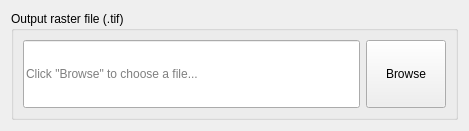
ConservationInternational/trends.earth, file LDMP/gui/WidgetDataIOImportSelectRasterOutput.ui: the form before one commit.
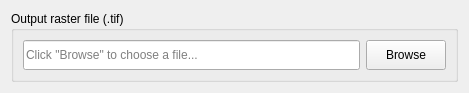
The form after the commit.

```diff
--- a/LDMP/gui/WidgetDataIOImportSelectRasterOutput.ui
+++ b/LDMP/gui/WidgetDataIOImportSelectRasterOutput.ui
@@ -7,7 +7,7 @@
     <x>0</x>
     <y>0</y>
     <width>469</width>
-    <height>131</height>
+    <height>81</height>
    </rect>
   </property>
   <property name="windowTitle">
@@ -16,6 +16,12 @@
   <layout class="QVBoxLayout" name="verticalLayout">
    <item>
     <widget class="QGroupBox" name="groupBox_4">
+     <property name="sizePolicy">
+      <sizepolicy hsizetype="Preferred" vsizetype="Minimum">
+       <horstretch>0</horstretch>
+       <verstretch>0</verstretch>
+      </sizepolicy>
+     </property>
      <property name="title">
       <string>Output raster file (.tif)</string>
      </property>
```
